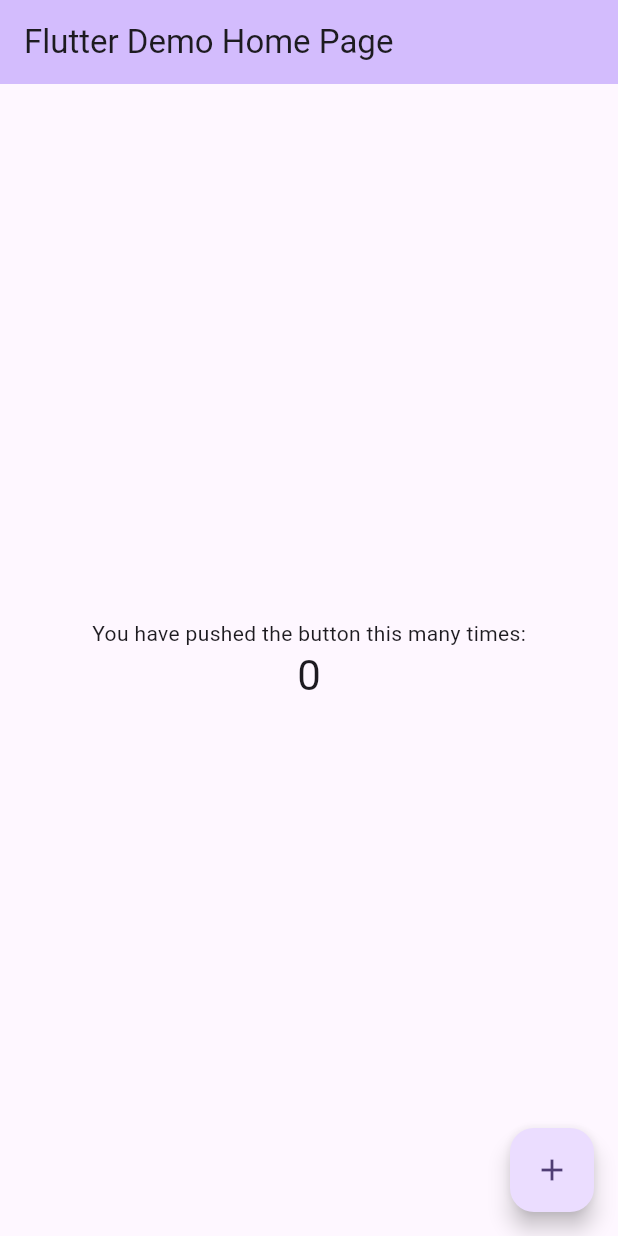
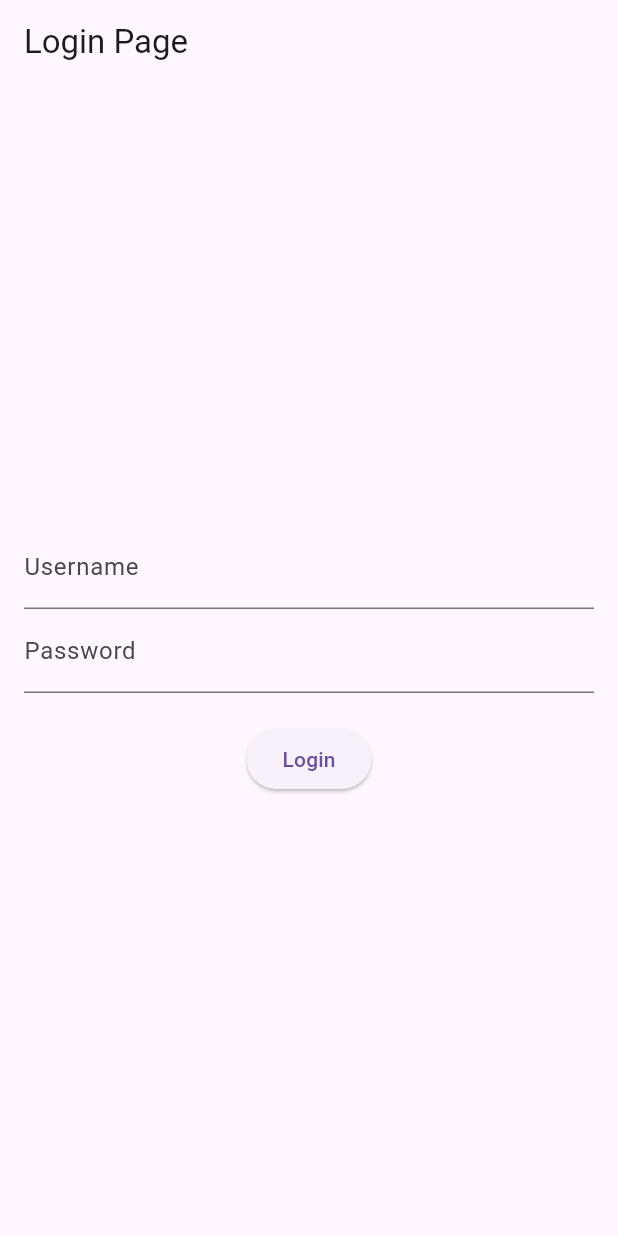
Before and after one commit to boulleva/tugas-1, a Flutter app: the screen it shows after launch, on a phone screen of 412 x 824 dp. Run offline on Flutter 3.47's test engine with Material 3 defaults, Android fonts, the phone set to English and light mode, and no system bars.

Commit message:
second commit

```diff
--- /dev/null
+++ b/lib/home_screen.dart
@@ -0,0 +1,22 @@
+import 'package:flutter/material.dart';
+
+class HomeScreen extends StatelessWidget {
+  final String username;
+
+  HomeScreen({required this.username});
+
+  @override
+  Widget build(BuildContext context) {
+    return Scaffold(
+      appBar: AppBar(
+        title: Text('Dashboard'),
+      ),
+      body: Center(
+        child: Text(
+          'Welcome, $username!',
+          style: TextStyle(fontSize: 24),
+        ),
+      ),
+    );
+  }
+}
--- /dev/null
+++ b/lib/login_menu.dart
@@ -0,0 +1,61 @@
+import 'package:flutter/material.dart';
+import 'home_screen.dart';
+
+class LoginMenu extends StatefulWidget {
+  @override
+  _LoginMenuState createState() => _LoginMenuState();
+}
+
+class _LoginMenuState extends State<LoginMenu> {
+  final TextEditingController _usernameController = TextEditingController();
+  final TextEditingController _passwordController = TextEditingController();
+  String validUsername = 'admin';
+  String validPassword = 'admin123';
+
+  void _login() {
+    if (_usernameController.text == validUsername &&
+        _passwordController.text == validPassword) {
+      Navigator.push(
+        context,
+        MaterialPageRoute(
+          builder: (context) => HomeScreen(username: _usernameController.text),
+        ),
+      );
+    } else {
+      ScaffoldMessenger.of(context).showSnackBar(SnackBar(
+        content: Text('Invalid username or password!'),
+      ));
+    }
+  }
+
+  @override
+  Widget build(BuildContext context) {
+    return Scaffold(
+      appBar: AppBar(
+        title: Text('Login Page'),
+      ),
+      body: Padding(
+        padding: const EdgeInsets.all(16.0),
+        child: Column(
+          mainAxisAlignment: MainAxisAlignment.center,
+          children: [
+            TextField(
+              controller: _usernameController,
+              decoration: InputDecoration(labelText: 'Username'),
+            ),
+            TextField(
+              controller: _passwordController,
+              decoration: InputDecoration(labelText: 'Password'),
+              obscureText: true,
+            ),
+            SizedBox(height: 20),
+            ElevatedButton(
+              onPressed: _login,
+              child: Text('Login'),
+            ),
+          ],
+        ),
+      ),
+    );
+  }
+}
--- a/lib/main.dart
+++ b/lib/main.dart
@@ -1,125 +1,21 @@
 import 'package:flutter/material.dart';
+import 'home_screen.dart';
+import 'login_menu.dart';
 
 void main() {
-  runApp(const MyApp());
+  runApp(MyApp());
 }
 
 class MyApp extends StatelessWidget {
-  const MyApp({super.key});
-
-  // This widget is the root of your application.
   @override
   Widget build(BuildContext context) {
     return MaterialApp(
-      title: 'Flutter Demo',
+      debugShowCheckedModeBanner: false,
+      title: 'Login App',
       theme: ThemeData(
-        // This is the theme of your application.
-        //
-        // TRY THIS: Try running your application with "flutter run". You'll see
-        // the application has a purple toolbar. Then, without quitting the app,
-        // try changing the seedColor in the colorScheme below to Colors.green
-        // and then invoke "hot reload" (save your changes or press the "hot
-        // reload" button in a Flutter-supported IDE, or press "r" if you used
-        // the command line to start the app).
-        //
-        // Notice that the counter didn't reset back to zero; the application
-        // state is not lost during the reload. To reset the state, use hot
-        // restart instead.
-        //
-        // This works for code too, not just values: Most code changes can be
-        // tested with just a hot reload.
-        colorScheme: ColorScheme.fromSeed(seedColor: Colors.deepPurple),
-        useMaterial3: true,
+        primarySwatch: Colors.blue,
       ),
-      home: const MyHomePage(title: 'Flutter Demo Home Page'),
+      home: LoginMenu(),
     );
   }
 }
-
-class MyHomePage extends StatefulWidget {
-  const MyHomePage({super.key, required this.title});
-
-  // This widget is the home page of your application. It is stateful, meaning
-  // that it has a State object (defined below) that contains fields that affect
-  // how it looks.
-
-  // This class is the configuration for the state. It holds the values (in this
-  // case the title) provided by the parent (in this case the App widget) and
-  // used by the build method of the State. Fields in a Widget subclass are
-  // always marked "final".
-
-  final String title;
-
-  @override
-  State<MyHomePage> createState() => _MyHomePageState();
-}
-
-class _MyHomePageState extends State<MyHomePage> {
-  int _counter = 0;
-
-  void _incrementCounter() {
-    setState(() {
-      // This call to setState tells the Flutter framework that something has
-      // changed in this State, which causes it to rerun the build method below
-      // so that the display can reflect the updated values. If we changed
-      // _counter without calling setState(), then the build method would not be
-      // called again, and so nothing would appear to happen.
-      _counter++;
-    });
-  }
-
-  @override
-  Widget build(BuildContext context) {
-    // This method is rerun every time setState is called, for instance as done
-    // by the _incrementCounter method above.
-    //
-    // The Flutter framework has been optimized to make rerunning build methods
-    // fast, so that you can just rebuild anything that needs updating rather
-    // than having to individually change instances of widgets.
-    return Scaffold(
-      appBar: AppBar(
-        // TRY THIS: Try changing the color here to a specific color (to
-        // Colors.amber, perhaps?) and trigger a hot reload to see the AppBar
-        // change color while the other colors stay the same.
-        backgroundColor: Theme.of(context).colorScheme.inversePrimary,
-        // Here we take the value from the MyHomePage object that was created by
-        // the App.build method, and use it to set our appbar title.
-        title: Text(widget.title),
-      ),
-      body: Center(
-        // Center is a layout widget. It takes a single child and positions it
-        // in the middle of the parent.
-        child: Column(
-          // Column is also a layout widget. It takes a list of children and
-          // arranges them vertically. By default, it sizes itself to fit its
-          // children horizontally, and tries to be as tall as its parent.
-          //
-          // Column has various properties to control how it sizes itself and
-          // how it positions its children. Here we use mainAxisAlignment to
-          // center the children vertically; the main axis here is the vertical
-          // axis because Columns are vertical (the cross axis would be
-          // horizontal).
-          //
-          // TRY THIS: Invoke "debug painting" (choose the "Toggle Debug Paint"
-          // action in the IDE, or press "p" in the console), to see the
-          // wireframe for each widget.
-          mainAxisAlignment: MainAxisAlignment.center,
-          children: <Widget>[
-            const Text(
-              'You have pushed the button this many times:',
-            ),
-            Text(
-              '$_counter',
-              style: Theme.of(context).textTheme.headlineMedium,
-            ),
-          ],
-        ),
-      ),
-      floatingActionButton: FloatingActionButton(
-        onPressed: _incrementCounter,
-        tooltip: 'Increment',
-        child: const Icon(Icons.add),
-      ), // This trailing comma makes auto-formatting nicer for build methods.
-    );
-  }
-}
```
Also changed, not shown: 1 other file.
